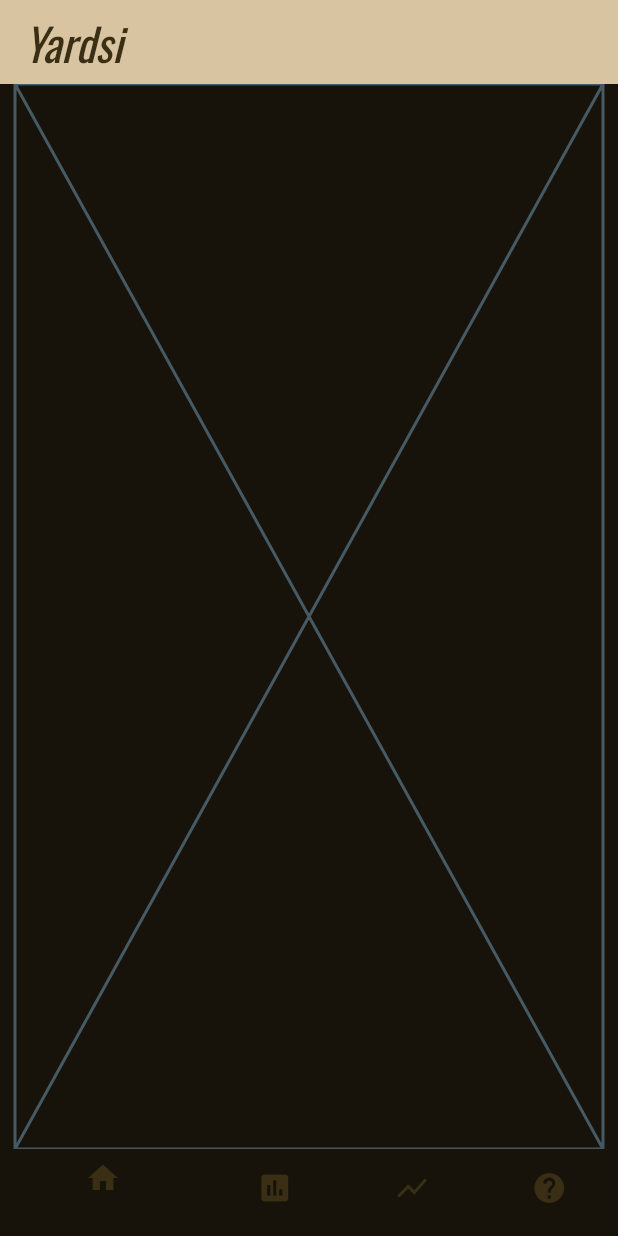
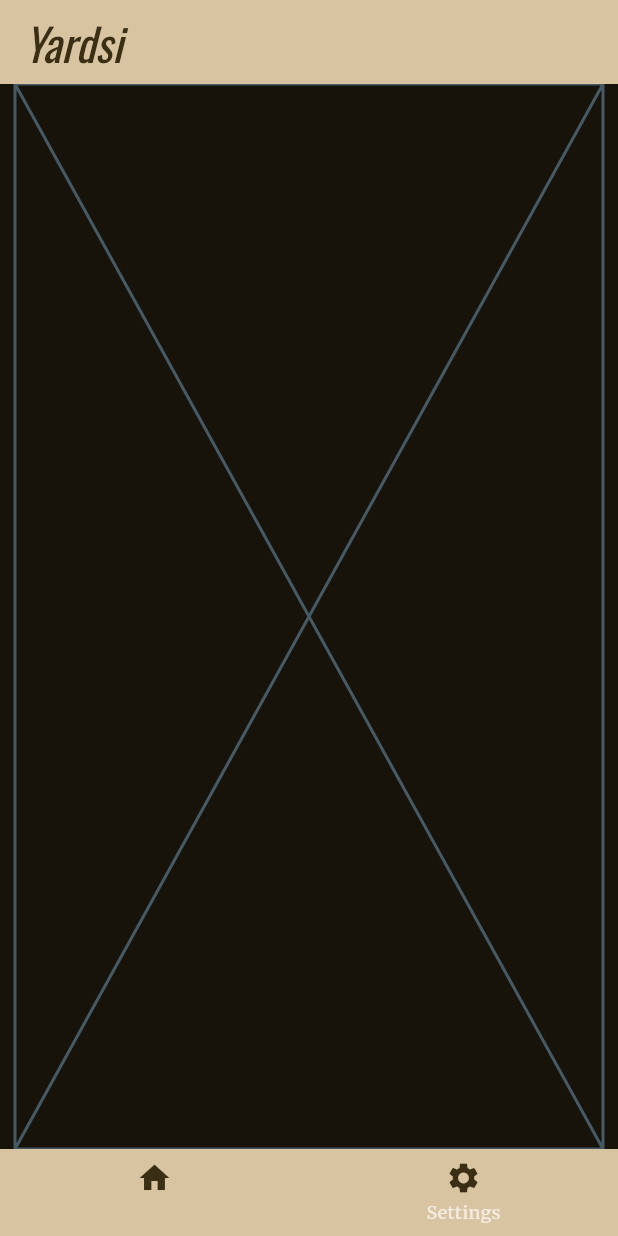
Before and after one commit to evanlalo/make_something, a Flutter app: the screen it shows after launch, on a phone screen of 412 x 824 dp. Run offline on Flutter 3.47's test engine with Material 3 defaults, Android fonts, the light colour scheme and no system bars; our stand-ins replace go_router, google_fonts.

Commit message:
back to normal

```diff
--- a/lib/main.dart
+++ b/lib/main.dart
@@ -86,10 +86,7 @@
         backgroundColor: Theme.of(context).colorScheme.secondary,
         items: [
           BottomNavigationBarItem(icon: Icon(Icons.home, color: Theme.of(context).colorScheme.onSecondary), label: "Home"),
-          BottomNavigationBarItem(icon: Icon(Icons.poll, color: Theme.of(context).colorScheme.onSecondary), label: "Polls"),
-          BottomNavigationBarItem(icon: Icon(Icons.show_chart, color: Theme.of(context).colorScheme.onSecondary), label: "Stats"),
-          BottomNavigationBarItem(icon: Icon(Icons.help, color: Theme.of(context).colorScheme.onSecondary), label: "Help"),
-          // BottomNavigationBarItem(icon: Icon(Icons.settings, color: Theme.of(context).colorScheme.onSecondary), label: "Settings"),
+          BottomNavigationBarItem(icon: Icon(Icons.settings, color: Theme.of(context).colorScheme.onSecondary), label: "Settings"),
           ],
       ),
     );
```
